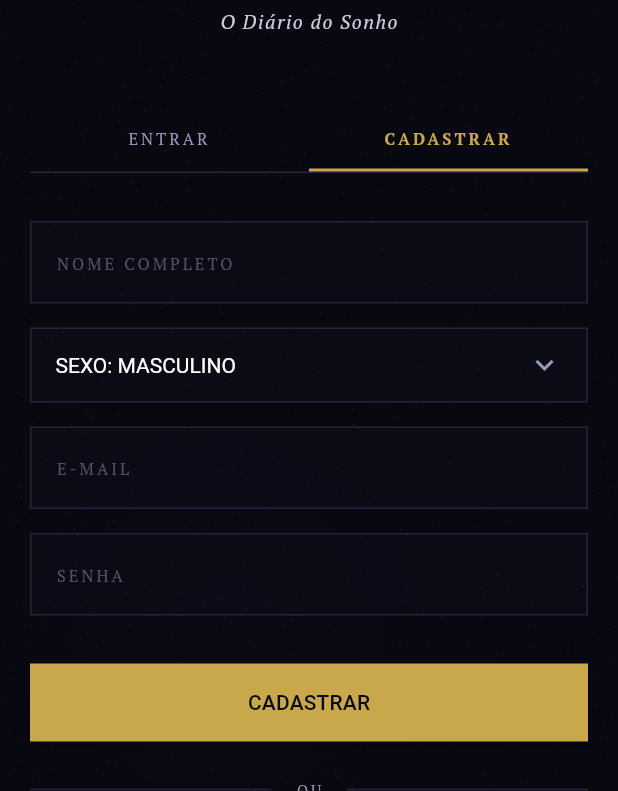
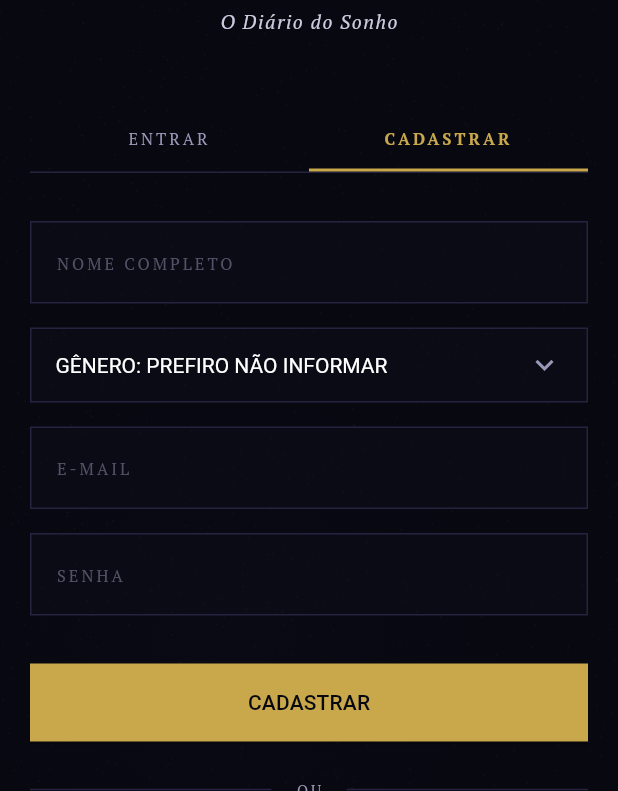
Before and after one commit to robconceicao/aion, a Flutter app: the screen it shows after launch, after a tap on "CADASTRAR", on a phone screen of 412 x 824 dp, the part 445-1236 px from its top. Run offline on Flutter 3.47's test engine with Material 3 defaults, Android fonts, the phone set to English and light mode, and no system bars; our stand-ins replace dio, fl_chart, flutter_riverpod, glassmorphism, google_fonts, hive_flutter and 2 more; missing offline and left inert: record; accounts and stored records are empty.

Commit message:
feat: implementa campo de genero inclusivo e saudacao neutra inteligente

```diff
--- a/frontend/lib/src/features/auth/presentation/auth_screen.dart
+++ b/frontend/lib/src/features/auth/presentation/auth_screen.dart
@@ -18,7 +18,7 @@ class _AuthScreenState extends State<AuthScreen> {
   final _emailController = TextEditingController();
   final _passwordController = TextEditingController();
   final _nameController = TextEditingController();
-  String _selectedGender = 'Masculino';
+  String _selectedGender = 'Prefiro não informar';
 
   @override
   Widget build(BuildContext context) {
@@ -253,8 +253,10 @@ class _AuthScreenState extends State<AuthScreen> {
           style: const TextStyle(color: Colors.white, fontSize: 14),
           isExpanded: true,
           items: const [
-            DropdownMenuItem(value: 'Masculino', child: Text('SEXO: MASCULINO')),
-            DropdownMenuItem(value: 'Feminino', child: Text('SEXO: FEMININO')),
+            DropdownMenuItem(value: 'Prefiro não informar', child: Text('GÊNERO: PREFIRO NÃO INFORMAR')),
+            DropdownMenuItem(value: 'Feminino', child: Text('GÊNERO: FEMININO')),
+            DropdownMenuItem(value: 'Masculino', child: Text('GÊNERO: MASCULINO')),
+            DropdownMenuItem(value: 'Não-binário', child: Text('GÊNERO: NÃO-BINÁRIO')),
           ],
           onChanged: (val) {
             if (val != null) setState(() => _selectedGender = val);
```
Also changed, not shown: frontend/lib/src/features/onboarding/presentation/onboarding_screen.dart (+17 -5 lines).
